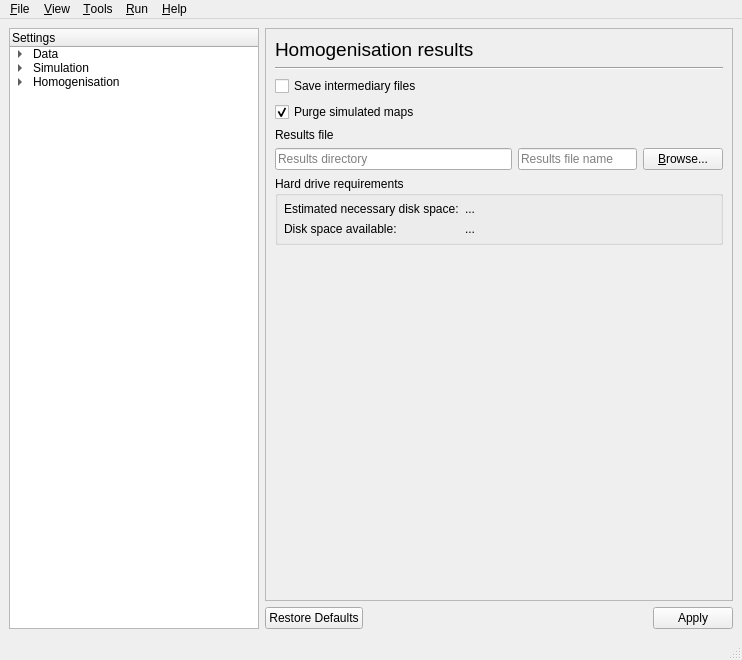
The window that GSIMCLI/interface/gsimcli.ui (iled/gsimcli) describes before a commit, drawn with Qt 5.
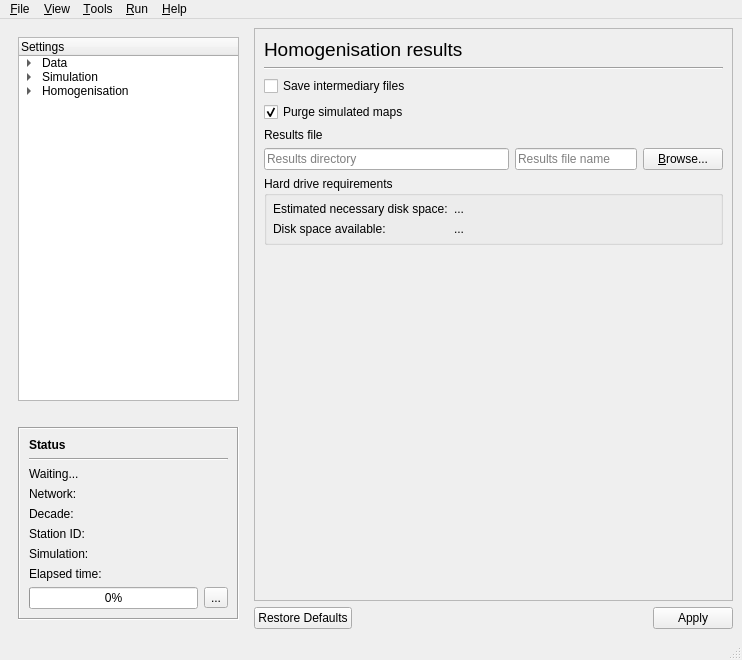
The same window after the commit.

Commit message:
added status area in ui
. status shows current network, decade, station, simulation, and elapsed
time
. also with a progress bar

What changed in the file:
```diff
--- a/GSIMCLI/interface/gsimcli.ui
+++ b/GSIMCLI/interface/gsimcli.ui
@@ -17,120 +17,22 @@
    <locale language="English" country="UnitedKingdom"/>
   </property>
   <widget class="QWidget" name="centralwidget">
-   <layout class="QHBoxLayout" name="horizontalLayout_21">
-    <item>
-     <widget class="QTreeWidget" name="treeWidget">
+   <layout class="QGridLayout" name="gridLayout">
+    <item row="0" column="1">
+     <widget class="QFrame" name="rightFrame">
       <property name="sizePolicy">
-       <sizepolicy hsizetype="Expanding" vsizetype="Expanding">
-        <horstretch>0</horstretch>
+       <sizepolicy hsizetype="Preferred" vsizetype="Preferred">
+        <horstretch>2</horstretch>
         <verstretch>0</verstretch>
        </sizepolicy>
       </property>
-      <property name="minimumSize">
-       <size>
-        <width>130</width>
-        <height>0</height>
-       </size>
+      <property name="lineWidth">
+       <number>0</number>
       </property>
-      <property name="maximumSize">
-       <size>
-        <width>250</width>
-        <height>16777215</height>
-       </size>
-      </property>
-      <property name="mouseTracking">
-       <bool>true</bool>
-      </property>
-      <attribute name="headerVisible">
-       <bool>true</bool>
-      </attribute>
-      <column>
-       <property name="text">
-        <string>Settings</string>
-       </property>
-      </column>
-      <item>
-       <property name="text">
-        <string>Data</string>
-       </property>
-       <property name="flags">
-        <set>ItemIsDragEnabled|ItemIsUserCheckable|ItemIsEnabled</set>
-       </property>
-       <item>
-        <property name="text">
-         <string>Load</string>
-        </property>
-       </item>
-       <item>
-        <property name="text">
-         <string>Batch</string>
-        </property>
-       </item>
-       <item>
-        <property name="text">
-         <string>Save</string>
-        </property>
-        <property name="toolTip">
-         <string/>
-        </property>
-        <property name="flags">
-         <set>ItemIsSelectable|ItemIsDragEnabled|ItemIsUserCheckable</set>
-        </property>
-       </item>
-      </item>
-      <item>
-       <property name="text">
-        <string>Simulation</string>
-       </property>
-       <property name="flags">
-        <set>ItemIsDragEnabled|ItemIsUserCheckable|ItemIsEnabled</set>
-       </property>
-       <item>
-        <property name="text">
-         <string>Options</string>
-        </property>
-       </item>
-       <item>
-        <property name="text">
-         <string>Grid</string>
-        </property>
-       </item>
-       <item>
-        <property name="text">
-         <string>Variogram</string>
-        </property>
-       </item>
-       <item>
-        <property name="text">
-         <string>Advanced</string>
-        </property>
-        <property name="flags">
-         <set>ItemIsSelectable|ItemIsDragEnabled|ItemIsUserCheckable</set>
-        </property>
-       </item>
-      </item>
-      <item>
-       <property name="text">
-        <string>Homogenisation</string>
-       </property>
-       <property name="flags">
-        <set>ItemIsDragEnabled|ItemIsUserCheckable|ItemIsEnabled</set>
-       </property>
-       <item>
-        <property name="text">
-         <string>Detection</string>
-        </property>
-       </item>
-       <item>
-        <property name="text">
-         <string>Results</string>
-        </property>
-       </item>
-      </item>
-     </widget>
-    </item>
-    <item>
      <layout class="QVBoxLayout" name="verticalLayout">
+       <property name="margin">
+        <number>0</number>
+       </property>
       <item>
        <widget class="QStackedWidget" name="stackedWidget">
         <property name="sizePolicy">
@@ -1902,6 +1804,323 @@
        </widget>
       </item>
      </layout>
+     </widget>
+    </item>
+    <item row="0" column="0">
+     <widget class="QFrame" name="leftFrame">
+      <property name="sizePolicy">
+       <sizepolicy hsizetype="Preferred" vsizetype="Preferred">
+        <horstretch>1</horstretch>
+        <verstretch>0</verstretch>
+       </sizepolicy>
+      </property>
+      <property name="lineWidth">
+       <number>0</number>
+      </property>
+      <layout class="QVBoxLayout" name="verticalLayout_25">
+       <item>
+        <widget class="QTreeWidget" name="treeWidget">
+         <property name="sizePolicy">
+          <sizepolicy hsizetype="Expanding" vsizetype="Expanding">
+           <horstretch>0</horstretch>
+           <verstretch>1</verstretch>
+          </sizepolicy>
+         </property>
+         <property name="minimumSize">
+          <size>
+           <width>130</width>
+           <height>0</height>
+          </size>
+         </property>
+         <property name="maximumSize">
+          <size>
+           <width>16777215</width>
+           <height>16777215</height>
+          </size>
+         </property>
+         <property name="mouseTracking">
+          <bool>true</bool>
+         </property>
+         <attribute name="headerVisible">
+          <bool>true</bool>
+         </attribute>
+         <column>
+          <property name="text">
+           <string>Settings</string>
+          </property>
+         </column>
+         <item>
+          <property name="text">
+           <string>Data</string>
+          </property>
+          <property name="flags">
+           <set>ItemIsDragEnabled|ItemIsUserCheckable|ItemIsEnabled</set>
+          </property>
+          <item>
+           <property name="text">
+            <string>Load</string>
+           </property>
+          </item>
+          <item>
+           <property name="text">
+            <string>Batch</string>
+           </property>
+          </item>
+          <item>
+           <property name="text">
+            <string>Save</string>
+           </property>
+           <property name="toolTip">
+            <string/>
+           </property>
+           <property name="flags">
+            <set>ItemIsSelectable|ItemIsDragEnabled|ItemIsUserCheckable</set>
+           </property>
+          </item>
+         </item>
+         <item>
+          <property name="text">
+           <string>Simulation</string>
+          </property>
+          <property name="flags">
+           <set>ItemIsDragEnabled|ItemIsUserCheckable|ItemIsEnabled</set>
+          </property>
+          <item>
+           <property name="text">
+            <string>Options</string>
+           </property>
+          </item>
+          <item>
+           <property name="text">
+            <string>Grid</string>
+           </property>
+          </item>
+          <item>
+           <property name="text">
+            <string>Variogram</string>
+           </property>
+          </item>
+          <item>
+           <property name="text">
+            <string>Advanced</string>
+           </property>
+           <property name="flags">
+            <set>ItemIsSelectable|ItemIsDragEnabled|ItemIsUserCheckable</set>
+           </property>
+          </item>
+         </item>
+         <item>
+          <property name="text">
+           <string>Homogenisation</string>
+          </property>
+          <property name="flags">
+           <set>ItemIsDragEnabled|ItemIsUserCheckable|ItemIsEnabled</set>
+          </property>
+          <item>
+           <property name="text">
+            <string>Detection</string>
+           </property>
+          </item>
+          <item>
+           <property name="text">
+            <string>Results</string>
+           </property>
+          </item>
+         </item>
+        </widget>
+       </item>
+       <item>
+        <spacer name="verticalSpacer_8">
+         <property name="orientation">
+          <enum>Qt::Vertical</enum>
+         </property>
+         <property name="sizeHint" stdset="0">
+          <size>
+           <width>20</width>
+           <height>20</height>
+          </size>
+         </property>
+        </spacer>
+       </item>
+       <item>
+        <widget class="QFrame" name="groupStatus">
+         <property name="frameShape">
+          <enum>QFrame::Box</enum>
+         </property>
+         <property name="frameShadow">
+          <enum>QFrame::Sunken</enum>
+         </property>
+         <property name="lineWidth">
+          <number>1</number>
+         </property>
+         <property name="midLineWidth">
+          <number>0</number>
+         </property>
+         <layout class="QVBoxLayout" name="verticalLayout_24">
+          <item>
+           <widget class="QLabel" name="label">
+            <property name="font">
+             <font>
+              <weight>75</weight>
+              <bold>true</bold>
+             </font>
+            </property>
+            <property name="text">
+             <string>Status</string>
+            </property>
+           </widget>
+          </item>
+          <item>
+           <widget class="Line" name="line_8">
+            <property name="orientation">
+             <enum>Qt::Horizontal</enum>
+            </property>
+           </widget>
+          </item>
+          <item>
+           <widget class="QLabel" name="labelStatus">
+            <property name="text">
+             <string>Waiting...</string>
+            </property>
+           </widget>
+          </item>
+          <item>
+           <widget class="QWidget" name="groupStatusInfo" native="true">
+            <layout class="QFormLayout" name="formStatus">
+             <property name="fieldGrowthPolicy">
+              <enum>QFormLayout::AllNonFixedFieldsGrow</enum>
+             </property>
+             <property name="verticalSpacing">
+              <number>6</number>
+             </property>
+             <property name="margin">
+              <number>0</number>
+             </property>
+             <item row="0" column="0">
+              <widget class="QLabel" name="label_3">
+               <property name="text">
+                <string>Network:</string>
+               </property>
+              </widget>
+             </item>
+             <item row="0" column="1">
+              <widget class="QLabel" name="labelStatusNetwork">
+               <property name="text">
+                <string/>
+               </property>
+              </widget>
+             </item>
+             <item row="1" column="0">
+              <widget class="QLabel" name="label_4">
+               <property name="text">
+                <string>Decade:</string>
+               </property>
+              </widget>
+             </item>
+             <item row="1" column="1">
+              <widget class="QLabel" name="labelStatusDecade">
+               <property name="text">
+                <string/>
+               </property>
+              </widget>
+             </item>
+             <item row="2" column="0">
+              <widget class="QLabel" name="label_5">
+               <property name="text">
+                <string>Station ID:</string>
+               </property>
+              </widget>
+             </item>
+             <item row="2" column="1">
+              <widget class="QLabel" name="labelStatusStation">
+               <property name="text">
+                <string/>
+               </property>
+              </widget>
+             </item>
+             <item row="3" column="0">
+              <widget class="QLabel" name="label_6">
+               <property name="text">
+                <string>Simulation:</string>
+               </property>
+              </widget>
+             </item>
+             <item row="3" column="1">
+              <widget class="QLabel" name="labelStatusSim">
+               <property name="text">
+                <string/>
+               </property>
+              </widget>
+             </item>
+            </layout>
+           </widget>
+          </item>
+          <item>
+           <widget class="QWidget" name="groupTime" native="true">
+            <layout class="QFormLayout" name="formLayout_6">
+             <property name="margin">
+              <number>0</number>
+             </property>
+             <item row="0" column="0">
+              <widget class="QLabel" name="label_2">
+               <property name="text">
+                <string>Elapsed time:</string>
+               </property>
+              </widget>
+             </item>
+             <item row="0" column="1">
+              <widget class="QLabel" name="labelTime">
+               <property name="text">
+                <string/>
+               </property>
+              </widget>
+             </item>
+            </layout>
+           </widget>
+          </item>
+          <item>
+           <widget class="QWidget" name="groupProgress" native="true">
+            <layout class="QHBoxLayout" name="horizontalLayout_21">
+             <property name="margin">
+              <number>0</number>
+             </property>
+             <item>
+              <widget class="QProgressBar" name="progressBar">
+               <property name="enabled">
+                <bool>true</bool>
+               </property>
+               <property name="toolTip">
+                <string>Homogenisation process progress</string>
+               </property>
+               <property name="statusTip">
+                <string/>
+               </property>
+               <property name="value">
+                <number>0</number>
+               </property>
+               <property name="invertedAppearance">
+                <bool>false</bool>
+               </property>
+              </widget>
+             </item>
+             <item>
+              <widget class="QToolButton" name="buttonAbort">
+               <property name="toolTip">
+                <string>Abort process</string>
+               </property>
+               <property name="text">
+                <string>...</string>
+               </property>
+              </widget>
+             </item>
+            </layout>
+           </widget>
+          </item>
+         </layout>
+        </widget>
+       </item>
+      </layout>
+     </widget>
     </item>
    </layout>
   </widget>
```
Left out of the diff: 2 changed lines with no effect on the pictures. Lines whose indentation alone changed are shown as unchanged.
